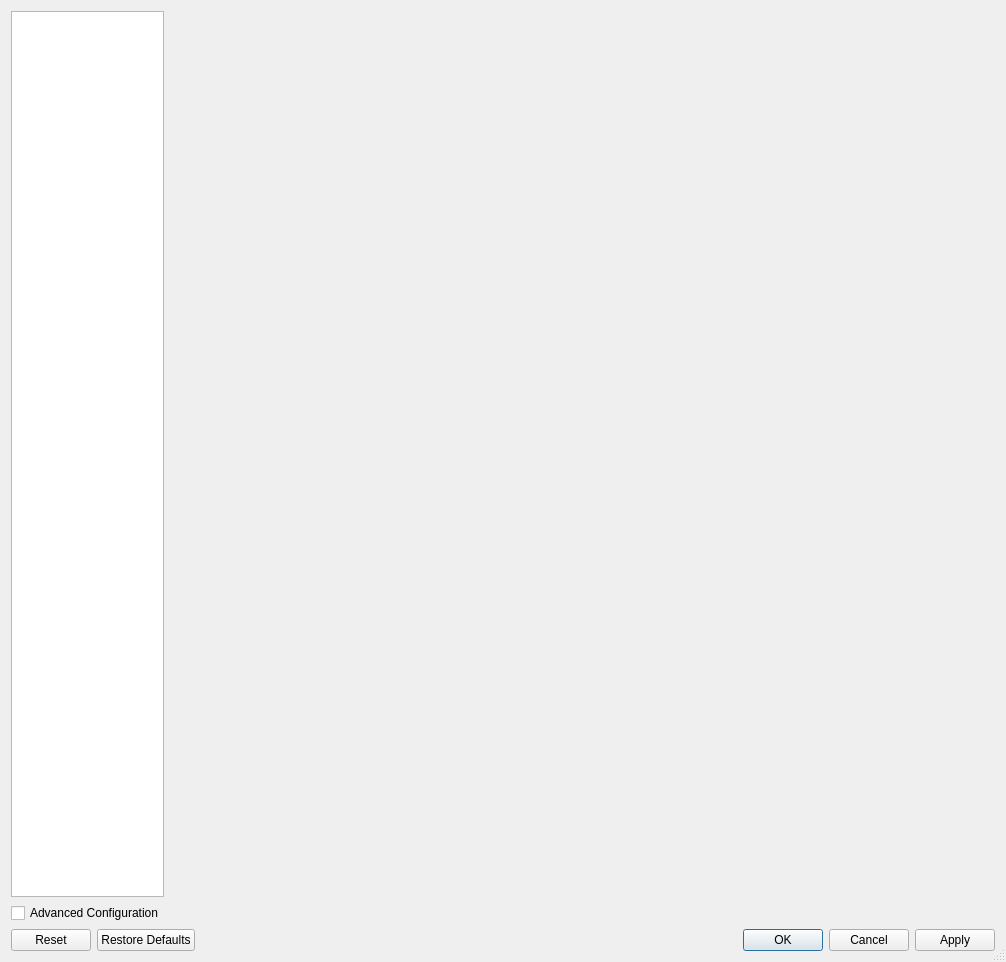
Before: the Qt Designer form src/mumble/ConfigDialog.ui in mumble-voip/mumble, drawn with Qt 5.
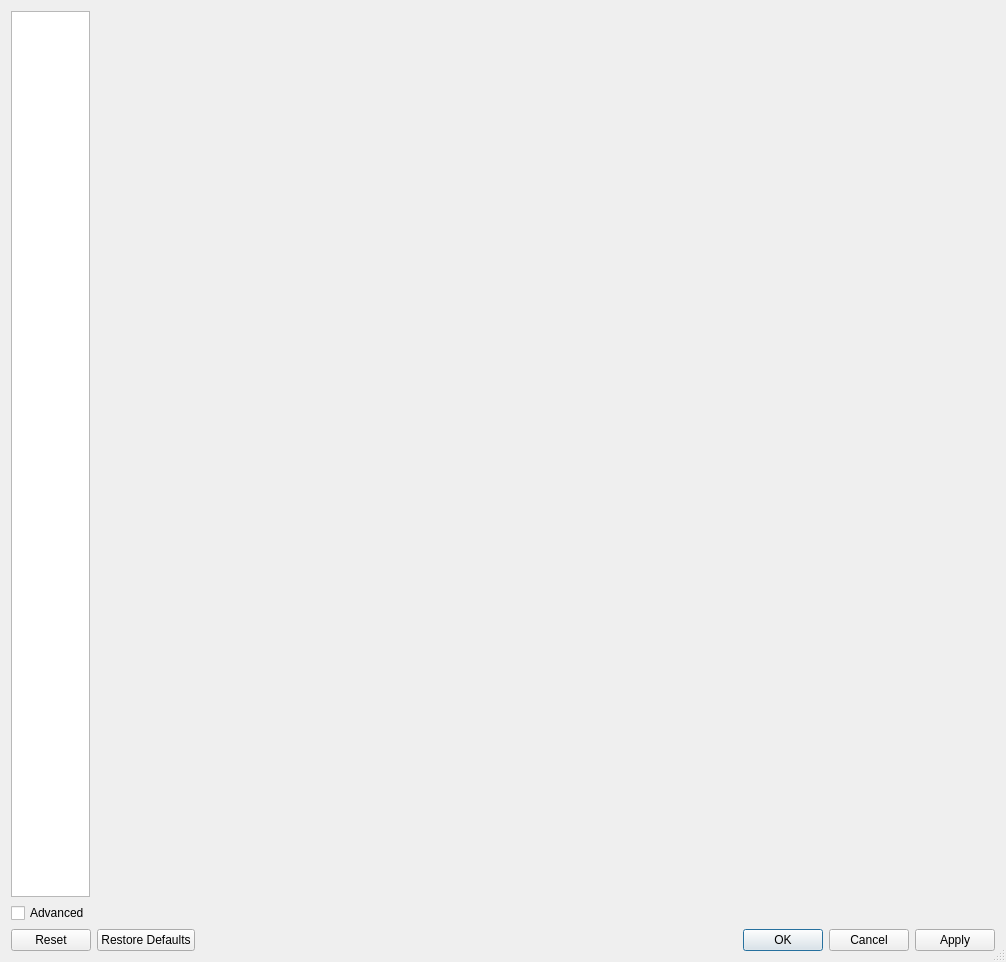
After: the same form once the commit is applied.

Diff of the .ui file:
```diff
--- a/src/mumble/ConfigDialog.ui
+++ b/src/mumble/ConfigDialog.ui
@@ -48,7 +48,7 @@
       </sizepolicy>
      </property>
      <property name="text">
-      <string>Advanced Configuration</string>
+      <string>Advanced</string>
      </property>
     </widget>
    </item>
```
Left out of the diff: 1 changed line with no effect on the pictures.
